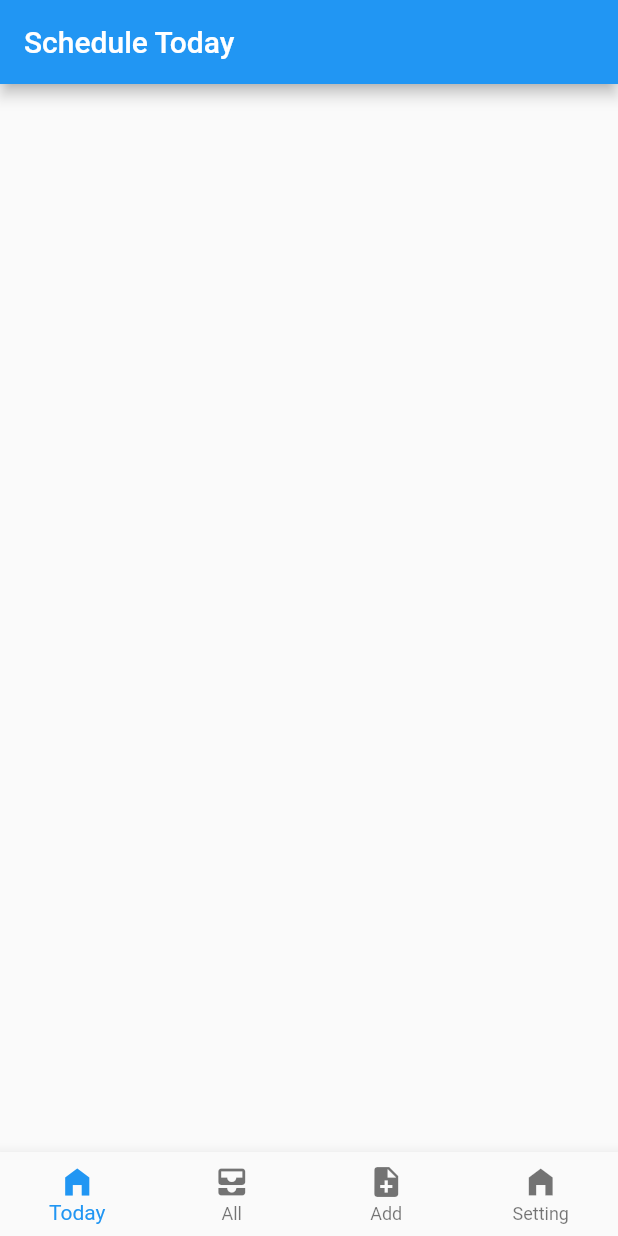
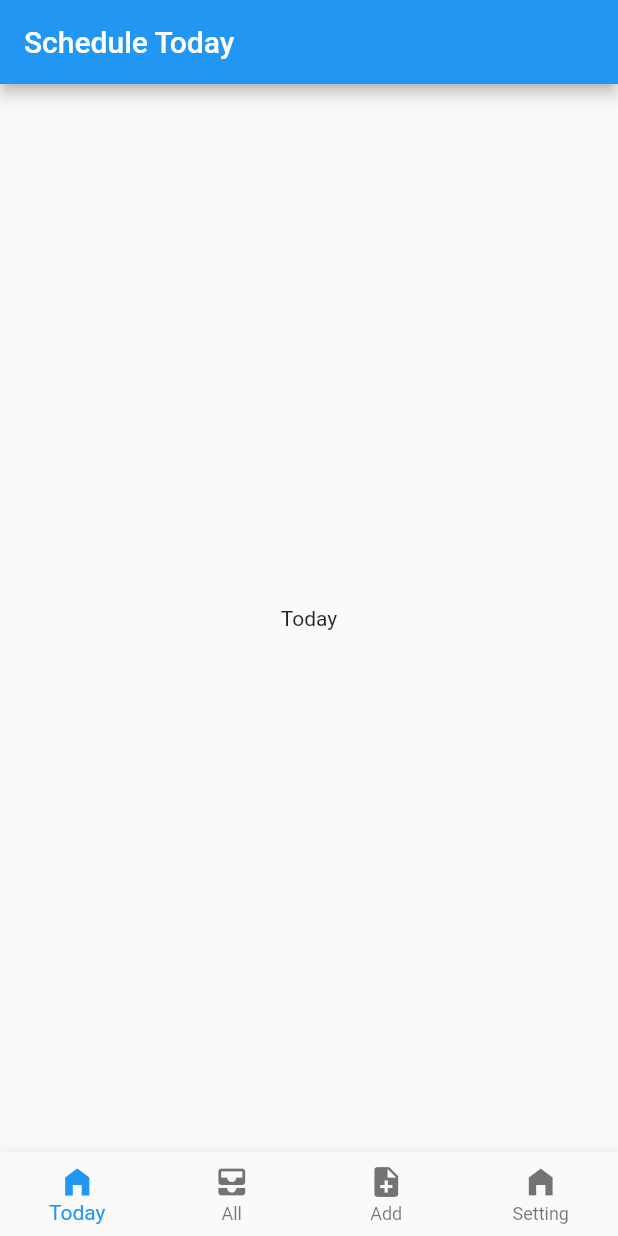
Before and after one commit to buingocminh/flutter_demo, a Flutter app: the screen it shows after launch, on a phone screen of 412 x 824 dp. Run offline on Flutter 3.47's test engine with Material 2 defaults, Android fonts, the phone set to English and light mode, and no system bars.

Commit message:
add pages

```diff
--- a/tlu_app/lib/main.dart
+++ b/tlu_app/lib/main.dart
@@ -24,13 +24,19 @@ class Home extends StatefulWidget {
 
 class _HomeState extends State<Home> {
   int _currentIndex =0;
+  final tabs= [
+    const Center(child: Text('Today')),
+    const Center(child: Text('All')),
+    const Center(child: Text('Add')),
+    const Center(child: Text('Setting'))
+  ];
   @override
   Widget build(BuildContext context) {
     return Scaffold(
       appBar: AppBar(
         title: const Text('Schedule Today') ,
       ),
-      body: Container(),
+      body: tabs[_currentIndex],
       bottomNavigationBar: BottomNavigationBar(
         currentIndex: _currentIndex,
         type: BottomNavigationBarType.fixed,
@@ -60,7 +66,6 @@ class _HomeState extends State<Home> {
           setState(() {
             _currentIndex= index;
           });
-          print(_currentIndex);
         },
       ),
     );
```
Also changed, not shown: tlu_app/pubspec.lock.
